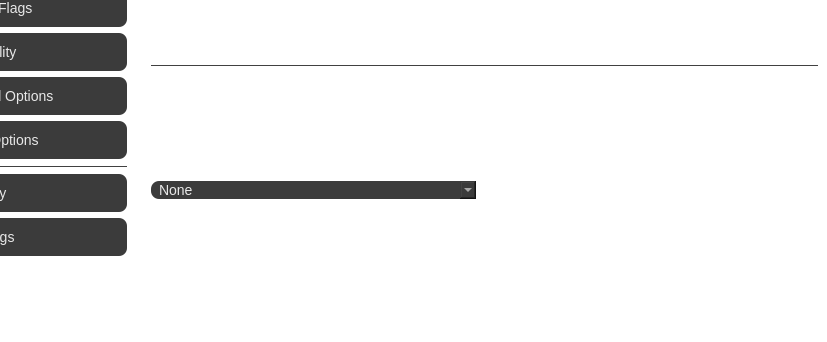
Qt form qt/mainwindow.ui (leminlimez/Nugget) before a commit; both pictures show x 173 to 1000 and y 258 to 600 of the 1000 by 600 pixel window.
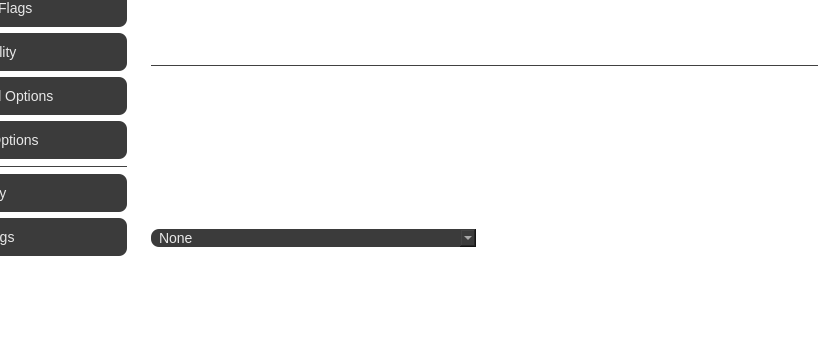
The same form after that commit. The open tabs and pages were chosen to show the change. Icons and pictures are not drawn.

Commit message: add extra warning

```diff
--- a/qt/mainwindow.ui
+++ b/qt/mainwindow.ui
@@ -2692,7 +2692,10 @@
 you revert.
 
 Once the model has downloaded, set &quot;Spoofed Device Model&quot; to &quot;None&quot; and click the &quot;Apply Tweaks&quot;
-button on the &quot;Apply&quot; page again to fix Face ID.</string>
+button on the &quot;Apply&quot; page again to fix Face ID.
+
+Note: Do not close the app until after you revert the spoofed model! If you do, make sure to use
+your original mobilegestalt file.</string>
                       </property>
                       <property name="textFormat">
                        <enum>Qt::AutoText</enum>
```
Left out of the diff: 2 changed lines with no effect on the pictures. The commit also changes 2 other files.
